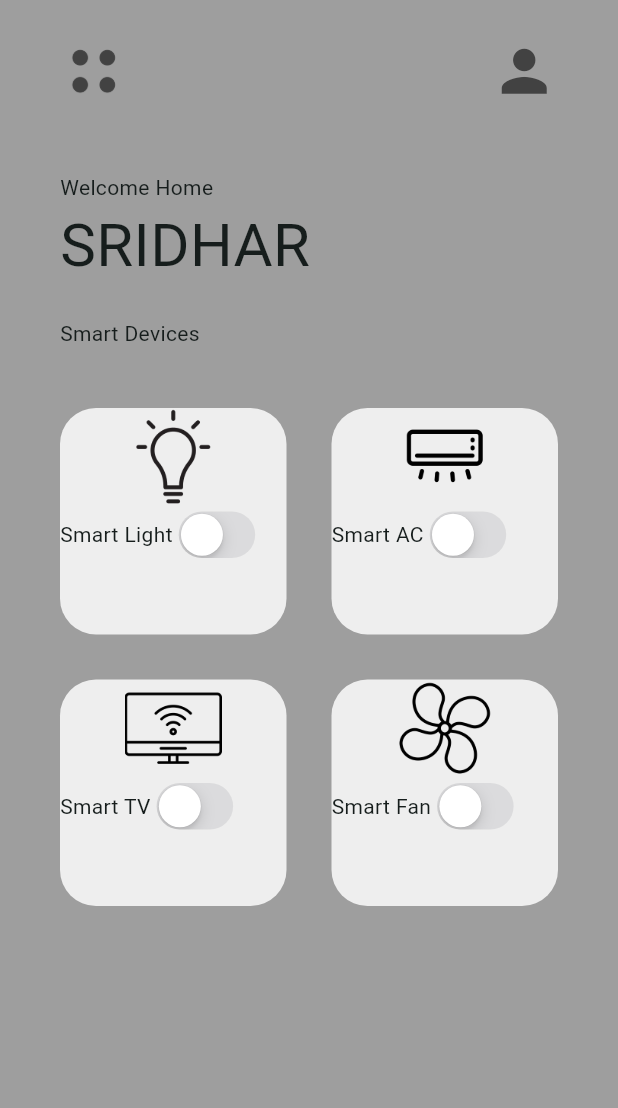
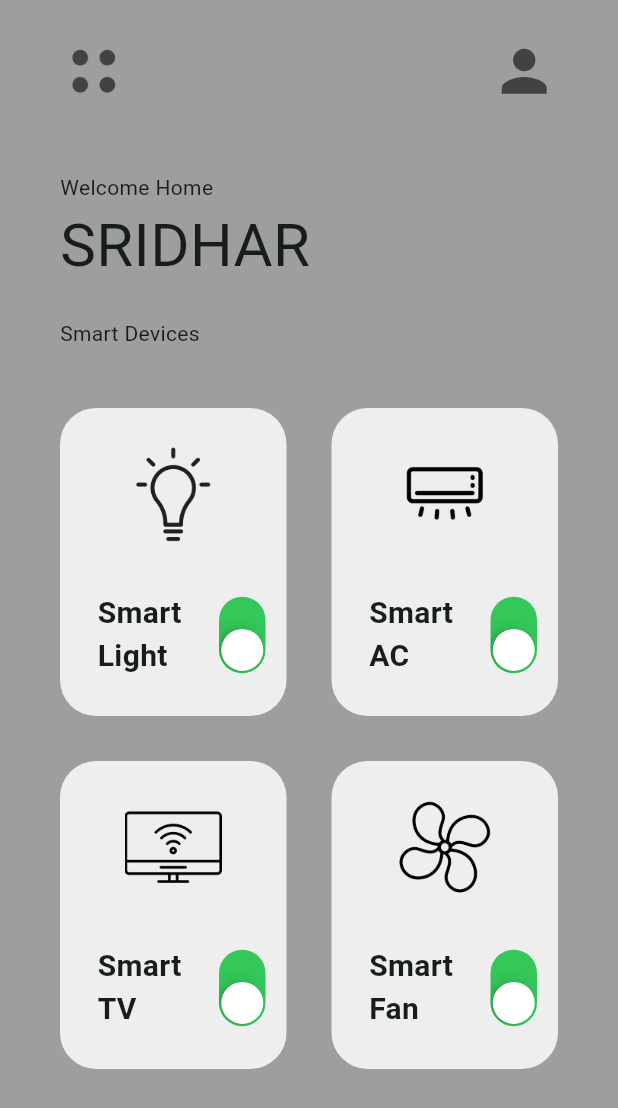
Before and after one commit to Sridharvn/flutter_ui_learning_showcase, a Flutter app: the SmartHomeUi screen opened by its route, on a phone screen of 412 x 824 dp. Shown: the top 1108 px of the screen. Run offline on Flutter 3.47's test engine with Material 3 defaults, Android fonts, the phone set to English and light mode, and no system bars; our stand-ins replace go_router.

Commit message:
Styled smart device box

```diff
--- a/lib/pages/smart_home_ui/smart_device_box.dart
+++ b/lib/pages/smart_home_ui/smart_device_box.dart
@@ -1,3 +1,5 @@
+import 'dart:math';
+
 import 'package:flutter/cupertino.dart';
 import 'package:flutter/material.dart';
 
@@ -22,7 +24,9 @@ class SmartDeviceBox extends StatelessWidget {
           color: Colors.grey[200],
           borderRadius: BorderRadius.circular(24),
         ),
+        padding: EdgeInsets.symmetric(vertical: 25),
         child: Column(
+          mainAxisAlignment: MainAxisAlignment.spaceBetween,
           children: [
             // icon
             Image.asset(
@@ -32,8 +36,18 @@ class SmartDeviceBox extends StatelessWidget {
             // smart device name + switch
             Row(
               children: [
-                Text(smartDeviceName),
-                CupertinoSwitch(value: false, onChanged: (value) {})
+                Expanded(
+                    child: Padding(
+                  padding: const EdgeInsets.only(left: 25.0),
+                  child: Text(
+                    smartDeviceName,
+                    style: TextStyle(fontWeight: FontWeight.bold, fontSize: 20),
+                  ),
+                )),
+                Transform.rotate(
+                    angle: pi / 2,
+                    child:
+                        CupertinoSwitch(value: powerOn, onChanged: (value) {}))
               ],
             )
           ],
--- a/lib/pages/smart_home_ui/smart_home_ui.dart
+++ b/lib/pages/smart_home_ui/smart_home_ui.dart
@@ -72,8 +72,8 @@ class SmartHomeUi extends StatelessWidget {
                 child: GridView.builder(
               itemCount: mySmartDevices.length,
               padding: EdgeInsets.all(25),
-              gridDelegate:
-                  SliverGridDelegateWithFixedCrossAxisCount(crossAxisCount: 2),
+              gridDelegate: SliverGridDelegateWithFixedCrossAxisCount(
+                  crossAxisCount: 2, childAspectRatio: 1 / 1.3),
               itemBuilder: (context, index) {
                 return SmartDeviceBox(
                   smartDeviceName: mySmartDevices[index][0],
```
